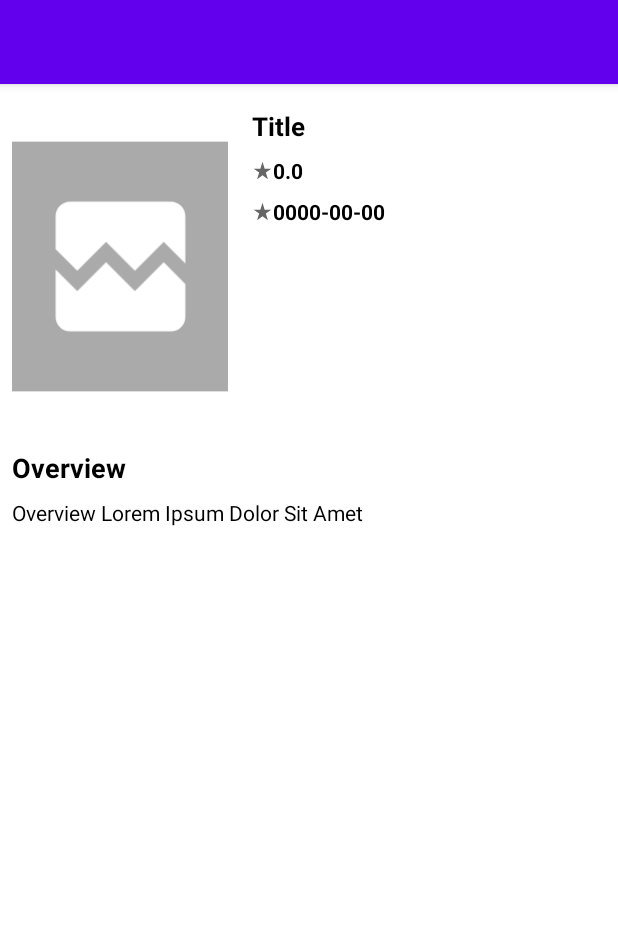
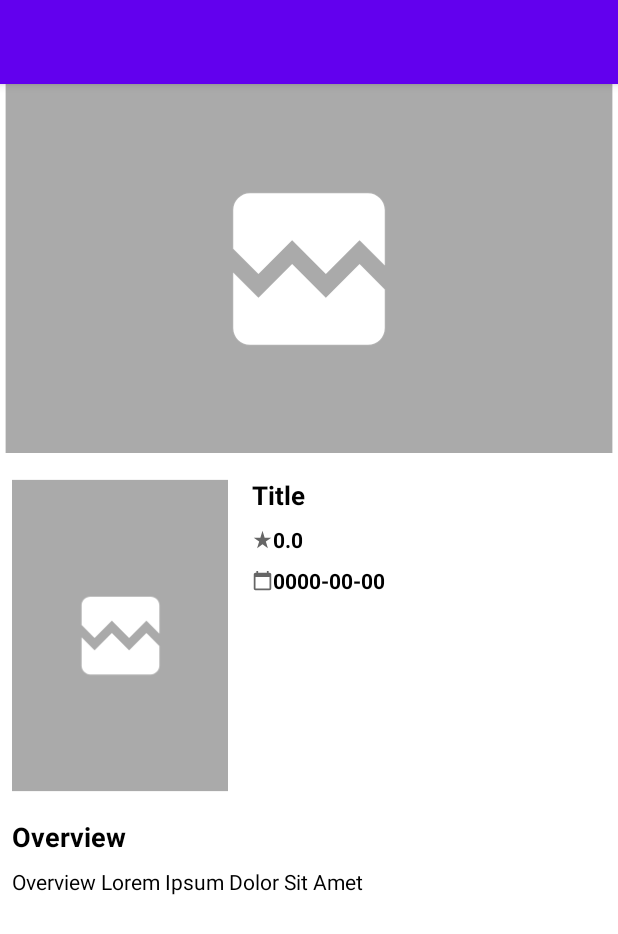
Before and after one commit to iamsafidev/MoKat, an Android app: the layout activity_detail.xml on its own in the app's theme, with its tools: preview values and no code run, on a phone screen of 412 x 824 dp. Shown: the top 934 px of the screen. Run offline under Robolectric (Android 15) with nearby library versions, the phone set to English and light mode, and no system bars.

Commit message:
list and detail (API) is Done

```diff
--- a/app/src/main/res/drawable/ic_broken.xml
+++ b/app/src/main/res/drawable/ic_broken.xml
@@ -1,14 +1,14 @@
 <?xml version="1.0" encoding="utf-8"?>
 <layer-list xmlns:android="http://schemas.android.com/apk/res/android">
     <item android:drawable="@android:color/darker_gray"
-        android:top="5dp"
-        android:bottom="5dp"
-        android:left="5dp"
-        android:right="5dp"/>
+        android:top="1dp"
+        android:bottom="1dp"
+        android:left="1dp"
+        android:right="1dp"/>
 
     <item android:drawable="@drawable/ic_broken_white"
-        android:top="10dp"
-        android:bottom="10dp"
-        android:left="10dp"
-        android:right="10dp"/>
+        android:top="25dp"
+        android:bottom="25dp"
+        android:left="25dp"
+        android:right="25dp"/>
 </layer-list>
--- /dev/null
+++ b/app/src/main/res/drawable/ic_calendar.xml
@@ -0,0 +1,5 @@
+<vector android:height="14dp" android:tint="?attr/colorControlNormal"
+    android:viewportHeight="24" android:viewportWidth="24"
+    android:width="14dp" xmlns:android="http://schemas.android.com/apk/res/android">
+    <path android:fillColor="@android:color/white" android:pathData="M20,3h-1L19,1h-2v2L7,3L7,1L5,1v2L4,3c-1.1,0 -2,0.9 -2,2v16c0,1.1 0.9,2 2,2h16c1.1,0 2,-0.9 2,-2L22,5c0,-1.1 -0.9,-2 -2,-2zM20,21L4,21L4,8h16v13z"/>
+</vector>
--- a/app/src/main/res/layout/activity_detail.xml
+++ b/app/src/main/res/layout/activity_detail.xml
@@ -1,9 +1,14 @@
 <?xml version="1.0" encoding="utf-8"?>
-<androidx.constraintlayout.widget.ConstraintLayout xmlns:android="http://schemas.android.com/apk/res/android"
+<ScrollView xmlns:android="http://schemas.android.com/apk/res/android"
     xmlns:app="http://schemas.android.com/apk/res-auto"
     xmlns:tools="http://schemas.android.com/tools"
     android:layout_width="match_parent"
     android:layout_height="match_parent"
+    tools:context=".detail.DetailActivity" >
+
+    <androidx.constraintlayout.widget.ConstraintLayout
+        android:layout_width="match_parent"
+        android:layout_height="wrap_content"
         tools:context=".detail.DetailActivity">
 
         <com.google.android.material.appbar.AppBarLayout
@@ -20,7 +25,9 @@
             <androidx.appcompat.widget.Toolbar
                 android:id="@+id/detailToolbar"
                 android:layout_width="match_parent"
-            android:layout_height="match_parent" />
+                android:layout_height="match_parent"
+                android:theme="@style/ThemeOverlay.AppCompat.Dark.ActionBar"
+                app:popupTheme="@style/ThemeOverlay.AppCompat.Light"/>
         </com.google.android.material.appbar.AppBarLayout>
 
         <ImageView
@@ -31,6 +38,17 @@
             android:layout_marginTop="16dp"
             android:contentDescription="@string/image"
             android:scaleType="centerCrop"
+            app:layout_constraintStart_toStartOf="parent"
+            app:layout_constraintTop_toBottomOf="@+id/imgBackDetail"
+            app:srcCompat="@drawable/ic_broken" />
+
+        <ImageView
+            android:id="@+id/imgBackDetail"
+            android:layout_width="0dp"
+            android:scaleType="centerCrop"
+            android:layout_height="246dp"
+            android:contentDescription="@string/image"
+            app:layout_constraintEnd_toEndOf="@+id/appBarLayout"
             app:layout_constraintStart_toStartOf="@+id/appBarLayout"
             app:layout_constraintTop_toBottomOf="@+id/appBarLayout"
             app:srcCompat="@drawable/ic_broken" />
@@ -83,12 +101,12 @@
             android:textColor="@android:color/black"
             android:textSize="14sp"
             android:textStyle="bold"
-        app:drawableStartCompat="@drawable/ic_star_black"
             app:layout_constraintEnd_toEndOf="parent"
             app:layout_constraintHorizontal_bias="0.0"
             app:layout_constraintStart_toEndOf="@+id/imgDetail"
             app:layout_constraintTop_toBottomOf="@+id/tvRating"
-        tools:text="0000-00-00" />
+            tools:text="0000-00-00"
+            app:drawableStartCompat="@drawable/ic_calendar" />
 
         <TextView
             android:id="@+id/textView3"
@@ -116,3 +134,4 @@
             tools:text="Overview Lorem Ipsum Dolor Sit Amet" />
 
     </androidx.constraintlayout.widget.ConstraintLayout>
+</ScrollView>
```
Also changed, not shown: app/src/main/java/id/husni/mokat/core/data/source/MoviesRepository.kt (added, +19 -0 lines), app/src/main/java/id/husni/mokat/core/data/source/remote/RemoteDataSource.kt (added, +39 -0 lines), app/src/main/java/id/husni/mokat/core/data/source/remote/network/ApiConfig.kt (added, +29 -0 lines), app/src/main/java/id/husni/mokat/core/data/source/remote/network/ApiService.kt (added, +14 -0 lines), app/src/main/java/id/husni/mokat/core/data/source/remote/response/MovieResponse.kt (added, +38 -0 lines), app/src/main/java/id/husni/mokat/core/di/Injection.kt (added, +13 -0 lines), app/src/main/java/id/husni/mokat/core/ui/MoviesAdapter.kt (added, +56 -0 lines), app/src/main/java/id/husni/mokat/core/ui/ViewModelFactory.kt (added, +30 -0 lines), app/src/main/java/id/husni/mokat/detail/DetailActivity.kt (+28 -0 lines), app/src/main/java/id/husni/mokat/main/MainActivity.kt (+25 -0 lines), app/src/main/java/id/husni/mokat/main/MainViewModel.kt (added, +8 -0 lines), app/src/main/res/layout/activity_main.xml (+14 -2 lines), 1 other file. Lines whose indentation alone changed are shown as unchanged.
